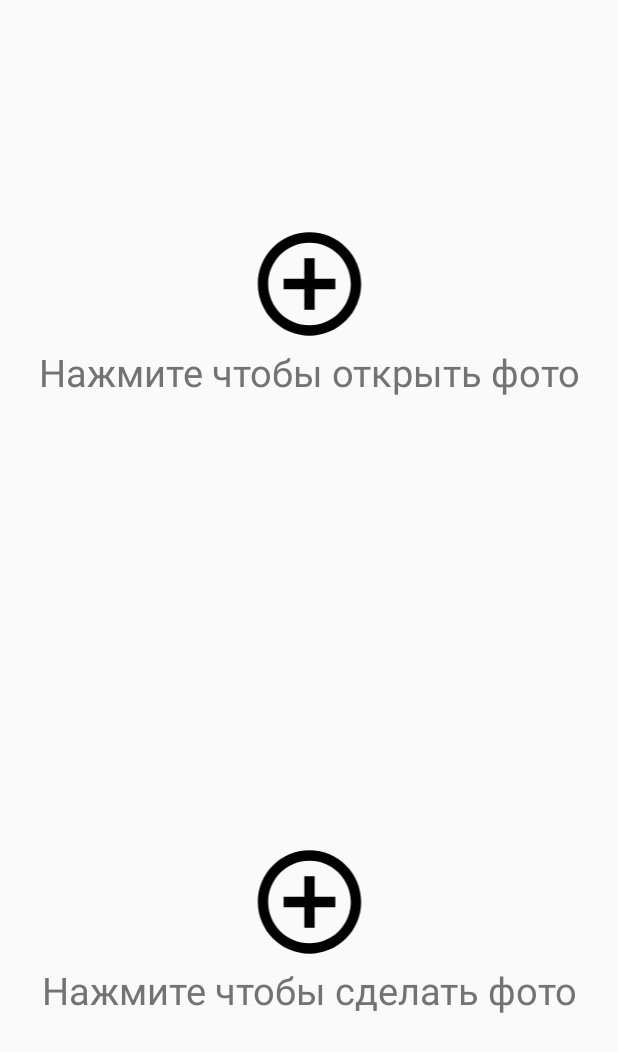
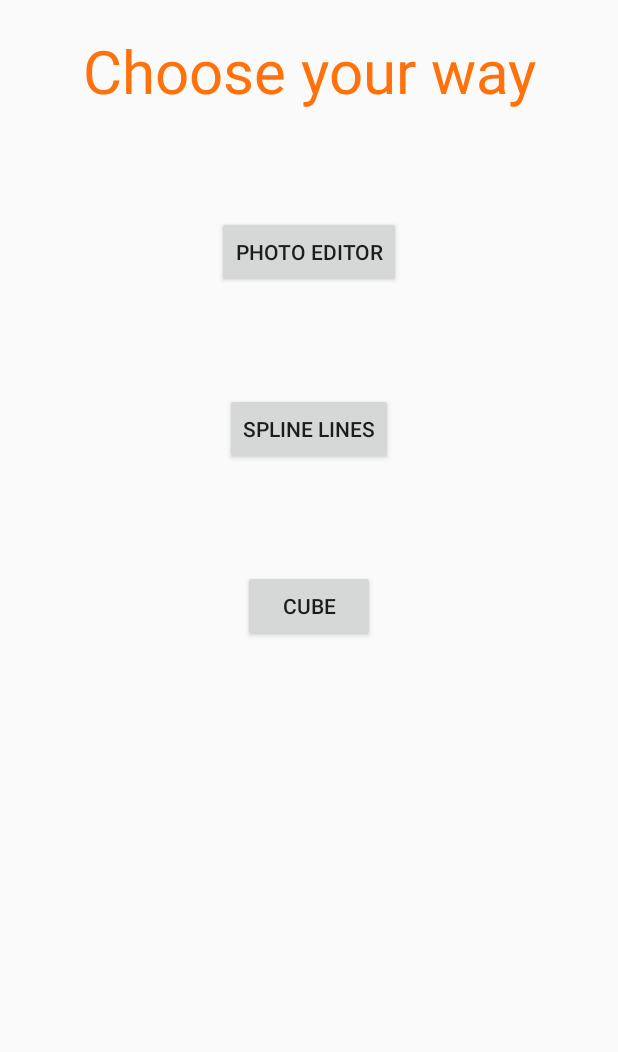
Before and after one commit to Arvatel/PhotoEditor, an Android app: the screen it shows after launch (MainActivity), on a phone screen of 412 x 824 dp. Shown: the top 1052 px of the screen. Run offline under Robolectric (Android 15) with nearby library versions, the phone set to English and light mode, and no system bars.

Commit message:
created menu, layout for splines and added spline function

```diff
--- a/app/build.gradle
+++ b/app/build.gradle
@@ -22,6 +22,10 @@ android {
             proguardFiles getDefaultProguardFile('proguard-android-optimize.txt'), 'proguard-rules.pro'
         }
     }
+    compileOptions {
+        sourceCompatibility = 1.8
+        targetCompatibility = 1.8
+    }
 
 }
 
--- /dev/null
+++ b/app/src/main/java/com/arvatel/photoeditor/MenuFragment.kt
@@ -0,0 +1,30 @@
+package com.arvatel.photoeditor
+
+import android.os.Bundle
+import androidx.fragment.app.Fragment
+import android.view.LayoutInflater
+import android.view.View
+import android.view.ViewGroup
+import androidx.navigation.Navigation
+import kotlinx.android.synthetic.main.fragment_menu.view.*
+
+class MenuFragment : Fragment() {
+
+    override fun onCreateView(
+        inflater: LayoutInflater, container: ViewGroup?,
+        savedInstanceState: Bundle?
+    ): View? {
+        val view = inflater.inflate(R.layout.fragment_menu, container, false)
+
+        view.buttonPhotoEditor.setOnClickListener {
+            Navigation.findNavController(view).navigate(R.id.action_menuFragment_to_openPhotoFragment)
+        }
+        view.buttonSplineLines.setOnClickListener {
+            Navigation.findNavController(view).navigate(R.id.action_menuFragment_to_splineFragment)
+        }
+        view.buttonCube.setOnClickListener {}
+
+        return view
+    }
+
+}
--- /dev/null
+++ b/app/src/main/res/layout/fragment_menu.xml
@@ -0,0 +1,55 @@
+<?xml version="1.0" encoding="utf-8"?>
+<androidx.constraintlayout.widget.ConstraintLayout xmlns:android="http://schemas.android.com/apk/res/android"
+    xmlns:tools="http://schemas.android.com/tools"
+    android:layout_width="match_parent"
+    android:layout_height="match_parent"
+    xmlns:app="http://schemas.android.com/apk/res-auto"
+    tools:context=".MenuFragment">
+
+    <TextView
+        android:id="@+id/textChoose"
+        android:layout_width="match_parent"
+        android:layout_height="wrap_content"
+        android:layout_marginStart="20dp"
+        android:layout_marginTop="20dp"
+        android:layout_marginEnd="20dp"
+        android:gravity="center"
+        android:text="@string/choose_your_way"
+        android:textColor="@color/colorOrange"
+        android:textSize="40sp"
+        app:layout_constraintEnd_toEndOf="parent"
+        app:layout_constraintStart_toStartOf="parent"
+        app:layout_constraintTop_toTopOf="parent" />
+
+    <Button
+        android:id="@+id/buttonPhotoEditor"
+        android:layout_width="wrap_content"
+        android:layout_height="wrap_content"
+        android:text="@string/photo_editor"
+        app:layout_constraintEnd_toEndOf="parent"
+        app:layout_constraintStart_toStartOf="parent"
+        app:layout_constraintTop_toBottomOf="@id/textChoose"
+        android:layout_marginTop="70dp"/>
+
+    <Button
+        android:id="@+id/buttonSplineLines"
+        android:layout_width="wrap_content"
+        android:layout_height="wrap_content"
+        android:text="@string/spline_lines"
+        app:layout_constraintEnd_toEndOf="parent"
+        app:layout_constraintStart_toStartOf="parent"
+        app:layout_constraintTop_toBottomOf="@id/buttonPhotoEditor"
+        android:layout_marginTop="70dp"/>
+
+    <Button
+        android:id="@+id/buttonCube"
+        android:layout_width="wrap_content"
+        android:layout_height="wrap_content"
+        android:text="@string/cube"
+        app:layout_constraintEnd_toEndOf="parent"
+        app:layout_constraintStart_toStartOf="parent"
+        app:layout_constraintTop_toBottomOf="@id/buttonSplineLines"
+        android:layout_marginTop="70dp" />
+
+
+</androidx.constraintlayout.widget.ConstraintLayout>
--- a/app/src/main/res/navigation/main_navigation.xml
+++ b/app/src/main/res/navigation/main_navigation.xml
@@ -3,7 +3,7 @@
     xmlns:app="http://schemas.android.com/apk/res-auto"
     xmlns:tools="http://schemas.android.com/tools"
     android:id="@+id/mainNavigation"
-    app:startDestination="@id/openPhotoFragment">
+    app:startDestination="@id/menuFragment">
 
     <fragment
         android:id="@+id/imageRotationFragment"
@@ -70,4 +70,25 @@
             android:id="@+id/action_openPhotoFragment_to_photoEditorFragment"
             app:destination="@id/photoEditorFragment" />
     </fragment>
+    <fragment
+        android:id="@+id/menuFragment"
+        android:name="com.arvatel.photoeditor.MenuFragment"
+        android:label="fragment_menu"
+        tools:layout="@layout/fragment_menu" >
+        <action
+            android:id="@+id/action_menuFragment_to_openPhotoFragment"
+            app:destination="@id/openPhotoFragment" />
+        <action
+            android:id="@+id/action_menuFragment_to_splineFragment"
+            app:destination="@id/splineFragment" />
+    </fragment>
+    <fragment
+        android:id="@+id/splineFragment"
+        android:name="com.arvatel.photoeditor.SplineFragment"
+        android:label="fragment_spline"
+        tools:layout="@layout/fragment_spline" >
+        <action
+            android:id="@+id/action_splineFragment_to_menuFragment"
+            app:destination="@id/menuFragment" />
+    </fragment>
 </navigation>
--- a/app/src/main/res/values/strings.xml
+++ b/app/src/main/res/values/strings.xml
@@ -14,5 +14,12 @@
     <string name="grey">Grey</string>
     <string name="sketch">Sketch</string>
     <string name="bonus">Bonus</string>
+    <string name="choose_your_way">Choose your way</string>
+    <string name="cube">Cube</string>
+    <string name="spline_lines">Spline Lines</string>
+    <string name="photo_editor">Photo editor</string>
+    <string name="line">Line</string>
+    <string name="cubic">cubic</string>
+    <string name="clean">Clean</string>
 
 </resources>
```
Also changed, not shown: app/src/main/java/com/arvatel/photoeditor/SplineFragment.kt (added, +42 -0 lines), app/src/main/java/com/arvatel/photoeditor/algorithms/SplinesCustomView.java (added, +189 -0 lines), app/src/main/res/layout/fragment_spline.xml (added, +71 -0 lines).
